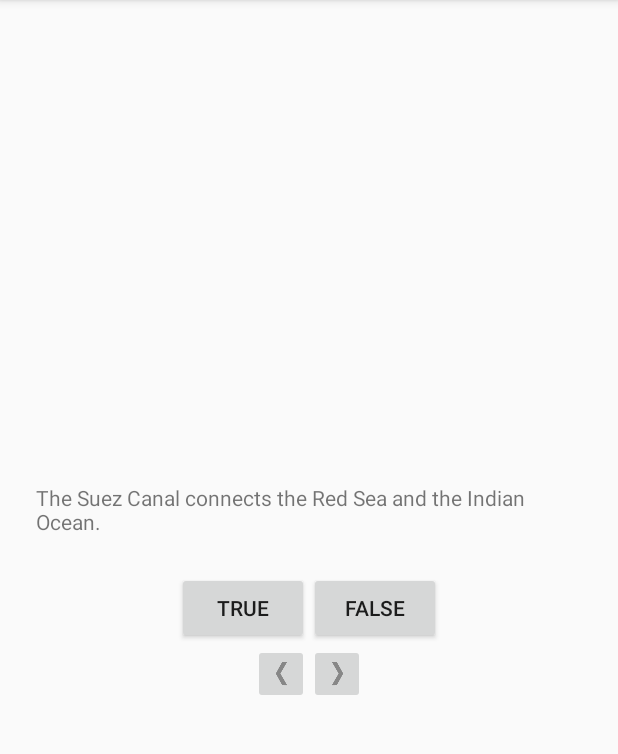
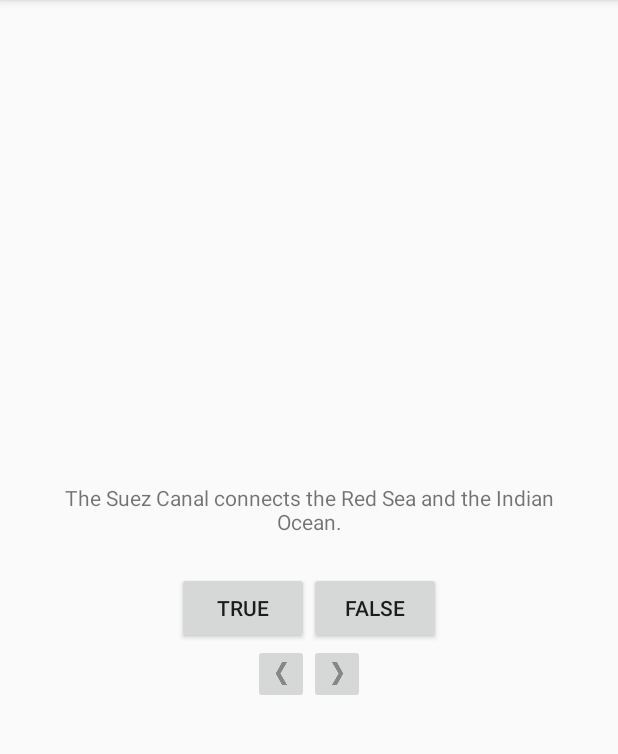
Before and after one commit to v43d3rm4k4r/BigNerdRanchAndroid, an Android app: the screen it shows after launch (MainActivity), after a tap on "The Pacific Ocean is larger than the Atl", on a phone screen of 412 x 824 dp, the part 84-838 px from its top. Run offline under Robolectric (Android 15) with nearby library versions, the phone set to English and light mode, and no system bars; libraries missing offline, so code that uses them is left out: androidx.fragment; 2 statements that could not run were skipped; 1 other tap on this screen came first.

Commit message:
Trying to create ViewModel instance

```diff
--- a/GeoQuiz/app/src/main/java/com/bignardranch/android/MainActivity.kt
+++ b/GeoQuiz/app/src/main/java/com/bignardranch/android/MainActivity.kt
@@ -2,14 +2,19 @@ package com.bignardranch.android
 
 import android.support.v7.app.AppCompatActivity
 import android.os.Bundle
-import android.util.Log
+import android.view.View
 import android.widget.Button
-import android.widget.ImageButton
 import android.widget.TextView
 import android.widget.Toast
+import androidx.activity.ComponentActivity
+import androidx.fragment
+import androidx.activity.viewModels
+import com.bignardranch.android.geoquiz.GeoQuizViewModel
 import com.bignardranch.android.geoquiz.Question
 
+
 private const val TAG = "MainActivity"
+private const val DEBUG = false
 
 /**
  * @see android.widget.Toast.setGravity
@@ -19,8 +24,9 @@ class MainActivity : AppCompatActivity() {
     private lateinit var questionTextView: TextView
     private lateinit var trueButton: Button
     private lateinit var falseButton: Button
-    private lateinit var prevButton: ImageButton
-    private lateinit var nextButton: ImageButton
+    private lateinit var prevButton: View // ImageButton in activity_main.xml and Button in land-activity_main.xml
+    private lateinit var nextButton: View //
+    private val model: GeoQuizViewModel by viewModels()
 
     private val questions = listOf(
         Question(R.string.question_australia, true),
@@ -28,21 +34,34 @@ class MainActivity : AppCompatActivity() {
         Question(R.string.question_mideast, false),
         Question(R.string.question_africa, false),
         Question(R.string.question_americas, true),
-        Question(R.string.question_asia, true))
+        Question(R.string.question_asia, true)
+    )
+
+    private val checkedAnswers = MutableList(6) { false }
 
     private var currentQuestion = 0
+    private var correctAnswers = 0
 
     override fun onCreate(savedInstanceState: Bundle?) {
+        val model: GeoQuizViewModel by activityViewModels()
         super.onCreate(savedInstanceState)
 
+
+
+        var a = 4.toDouble() / 7.toDouble() * 100.toDouble()
+
+        if (DEBUG) {
             Toast.makeText(
                 this,
                 "onCreate() Toast",
                 Toast.LENGTH_SHORT
             ).show()
+        }
 
-        Log.d(TAG, "onCreate() called")
-        super.setContentView(R.layout.activity_main)
+        setContentView(R.layout.activity_main)
+
+        val model: GeoQuizViewModel by viewModels()
+
 
         questionTextView = findViewById(R.id.question_text_view)
         trueButton = findViewById(R.id.true_button)
@@ -75,47 +94,57 @@ class MainActivity : AppCompatActivity() {
 
     override fun onStart() {
         super.onStart()
+        if (DEBUG) {
             Toast.makeText(
                 this,
                 "onStart() Toast",
                 Toast.LENGTH_SHORT
             ).show()
         }
+    }
 
     override fun onResume() {
         super.onResume()
+        if (DEBUG) {
             Toast.makeText(
                 this,
                 "onResume() Toast",
                 Toast.LENGTH_SHORT
             ).show()
         }
+    }
 
     override fun onPause() {
         super.onPause()
+        if (DEBUG) {
             Toast.makeText(
                 this,
                 "onPause() Toast",
                 Toast.LENGTH_SHORT
             ).show()
         }
+    }
 
     override fun onStop() {
         super.onStop()
+        if (DEBUG) {
             Toast.makeText(
                 this,
                 "onStop() Toast",
                 Toast.LENGTH_SHORT
             ).show()
         }
+    }
 
     override fun onDestroy() {
         super.onDestroy()
+        if (DEBUG) {
             Toast.makeText(
                 this,
                 "onDestroy() Toast",
                 Toast.LENGTH_SHORT
             ).show()
+        }
     }
 
     private fun showNextQuestion() {
@@ -131,14 +160,37 @@ class MainActivity : AppCompatActivity() {
 
     private fun updateQuestion() {
         questionTextView.setText(questions[currentQuestion].textResId)
+        if (checkedAnswers[currentQuestion]) setAnswerButtonsEnabled(false)
+        else setAnswerButtonsEnabled(true)
     }
 
     private fun checkAnswer(answer: Boolean) {
+        setAnswerButtonsEnabled(false)
+
+        val toastStr = if (answer == questions[currentQuestion].answer) {
+            ++correctAnswers
+            R.string.correct_toast
+        } else R.string.incorrect_toast
+
+        checkedAnswers[currentQuestion] = true
+
+        val toast = if (checkedAnswers.all { it }) {
             Toast.makeText(
                 this,
-            if (answer == questions[currentQuestion].answer) R.string.correct_toast
-            else R.string.incorrect_toast,
+                String.format("Correct! Your have answered $correctAnswers of ${questions.size} (%.2f%%)", correctAnswers.toDouble() / questions.size.toDouble() * 100.toDouble()),
+                Toast.LENGTH_LONG
+            )
+        } else {
+            Toast.makeText(
+                this,
+                toastStr,
                 Toast.LENGTH_SHORT
-        ).show()
+            )
+        }.show()
+    }
+
+    private fun setAnswerButtonsEnabled(enabled: Boolean) {
+        falseButton.isEnabled = enabled
+        trueButton.isEnabled = enabled
     }
 }
--- /dev/null
+++ b/GeoQuiz/app/src/main/res/layout-land/activity_main.xml
@@ -0,0 +1,54 @@
+<?xml version="1.0" encoding="utf-8"?>
+<FrameLayout xmlns:android="http://schemas.android.com/apk/res/android"
+    xmlns:tools="http://schemas.android.com/tools"
+    android:layout_width="match_parent"
+    android:layout_height="match_parent">
+
+    <TextView
+        android:id="@+id/question_text_view"
+        android:layout_width="wrap_content"
+        android:layout_height="wrap_content"
+        android:layout_gravity="center_horizontal"
+        android:padding="24dp"
+        tools:text="@string/question_australia" />
+
+    <LinearLayout
+        android:layout_width="wrap_content"
+        android:layout_height="wrap_content"
+        android:layout_gravity="center_vertical|center_horizontal"
+        android:orientation="horizontal">
+
+        <Button
+            android:id="@+id/true_button"
+            android:layout_width="wrap_content"
+            android:layout_height="match_parent"
+            android:text="@string/true_button" />
+
+        <Button
+            android:id="@+id/false_button"
+            android:layout_width="wrap_content"
+            android:layout_height="match_parent"
+            android:text="@string/false_button" />
+    </LinearLayout>
+
+    <Button
+        android:id="@+id/prev_button"
+        android:text="@string/prev_button"
+        android:drawableStart="@drawable/arrow_left"
+        android:layout_width="wrap_content"
+        android:layout_height="wrap_content"
+        android:layout_gravity="bottom|start"
+        android:contentDescription="@string/previous_button_description"
+        android:src="@drawable/arrow_left" />
+
+    <Button
+        android:id="@+id/next_button"
+        android:text="@string/next_button"
+        android:drawableEnd="@drawable/arrow_right"
+        android:layout_width="wrap_content"
+        android:layout_height="wrap_content"
+        android:layout_gravity="bottom|end"
+        android:contentDescription="@string/next_button_description"
+        android:src="@drawable/arrow_right" />
+
+</FrameLayout>
--- a/GeoQuiz/app/src/main/res/layout/activity_main.xml
+++ b/GeoQuiz/app/src/main/res/layout/activity_main.xml
@@ -10,6 +10,7 @@
         android:id="@+id/question_text_view"
         android:layout_width="wrap_content"
         android:layout_height="wrap_content"
+        android:gravity="center"
         android:padding="24dp"
         tools:text="@string/question_australia" />
 
--- a/GeoQuiz/app/src/main/res/values/strings.xml
+++ b/GeoQuiz/app/src/main/res/values/strings.xml
@@ -8,6 +8,7 @@
     <string name="question_asia">Lake Baikal is the world\`s old.</string>
     <string name="true_button">True</string>
     <string name="false_button">False</string>
+    <string name="prev_button">Prev</string>
     <string name="next_button">Next</string>
     <string name="correct_toast">Correct!</string>
     <string name="incorrect_toast">Incorrect!</string>
```
Also changed, not shown: GeoQuiz/app/build.gradle (+6 -4 lines), GeoQuiz/app/src/main/java/com/bignardranch/android/geoquiz/GeoQuizViewModel.kt (added, +17 -0 lines). Lines whose indentation alone changed are shown as unchanged.
